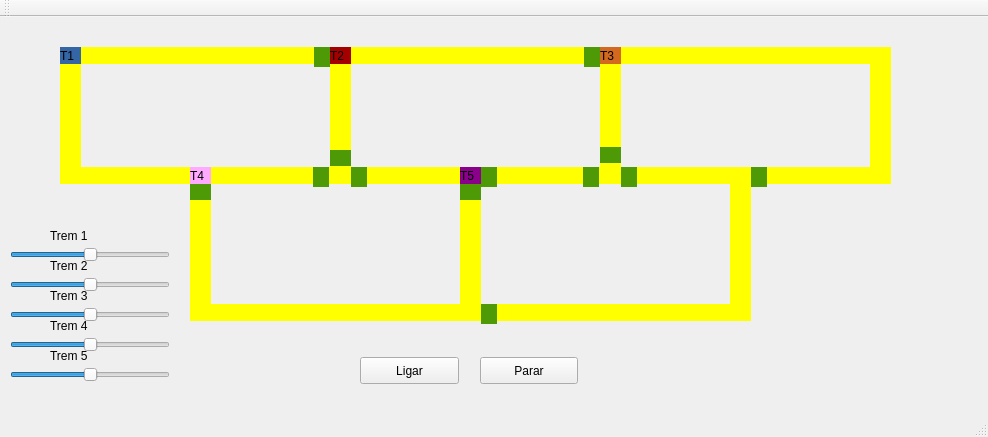
Qt form mainwindow.ui (ClenilsonSilva4/Deadlocks) before a commit.
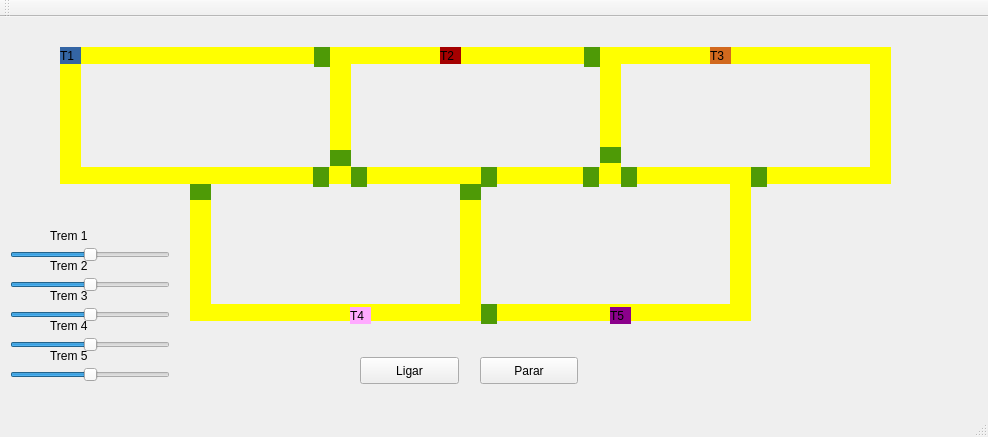
The same form after that commit.

```diff
--- a/mainwindow.ui
+++ b/mainwindow.ui
@@ -183,7 +183,7 @@
    <widget class="QLabel" name="label_trem2">
     <property name="geometry">
      <rect>
-      <x>330</x>
+      <x>440</x>
       <y>30</y>
       <width>21</width>
       <height>17</height>
@@ -348,7 +348,7 @@
    <widget class="QLabel" name="label_trem3">
     <property name="geometry">
      <rect>
-      <x>600</x>
+      <x>710</x>
       <y>30</y>
       <width>21</width>
       <height>17</height>
@@ -364,8 +364,8 @@
    <widget class="QLabel" name="label_trem4">
     <property name="geometry">
      <rect>
-      <x>190</x>
-      <y>150</y>
+      <x>350</x>
+      <y>290</y>
       <width>21</width>
       <height>17</height>
      </rect>
@@ -822,8 +822,8 @@
    <widget class="QLabel" name="label_trem5">
     <property name="geometry">
      <rect>
-      <x>460</x>
-      <y>150</y>
+      <x>610</x>
+      <y>290</y>
       <width>21</width>
       <height>17</height>
      </rect>
```
Left out of the diff: 2 changed lines with no effect on the pictures.
